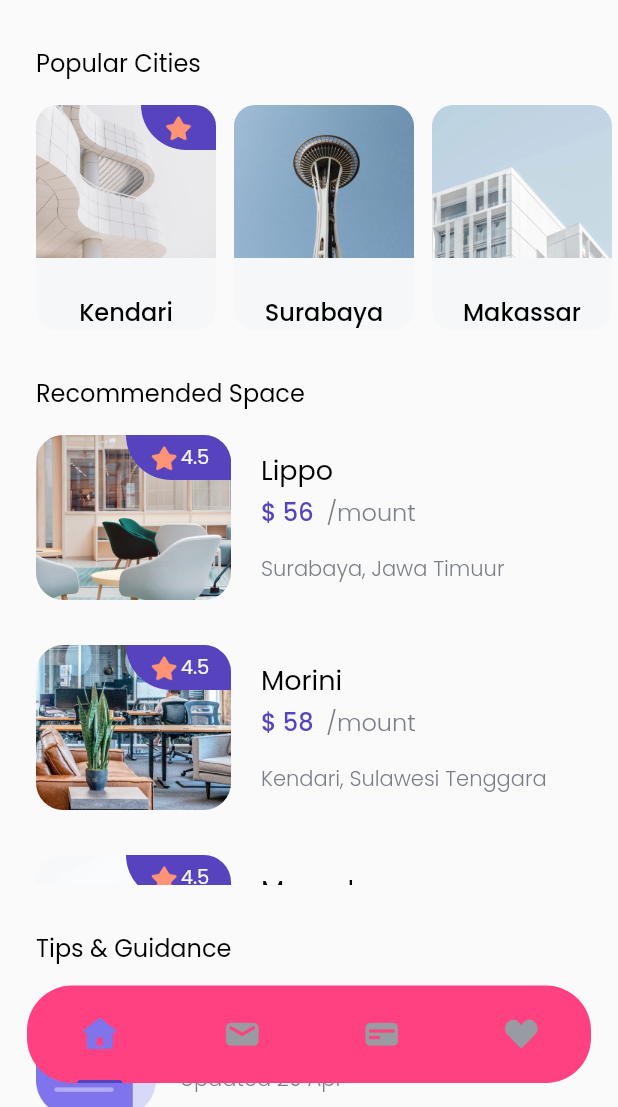
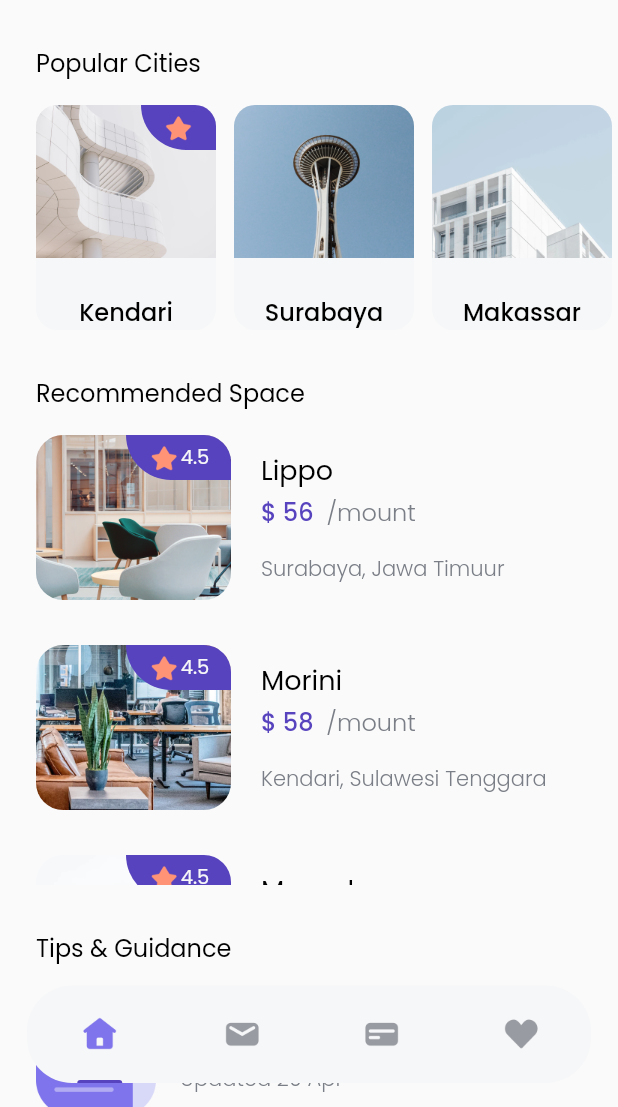
Before and after one commit to fadillaoegi/Dil-findKoss, a Flutter app: the Home screen opened directly, on a phone screen of 412 x 824 dp, the part 129-1236 px from its top. Run offline on Flutter 3.47's test engine with Material 2 defaults, Android fonts, the light colour scheme and no system bars; our stand-ins replace google_fonts.

Commit message:
Update NavBottom Color

```diff
--- a/lib/pages/home/home.dart
+++ b/lib/pages/home/home.dart
@@ -54,8 +54,8 @@ class Home extends StatelessWidget {
                           cityCard(City(
                               5, 'Tegal', 'assets/images/city5.png', true)),
                           BoxW12,
-                          cityCard(City(
-                              6, 'Semaraang', 'assets/images/city6.png', false)),
+                          cityCard(City(6, 'Semaraang',
+                              'assets/images/city6.png', false)),
                         ],
                       ),
                     ),
@@ -140,7 +140,7 @@ class Home extends StatelessWidget {
         height: 65,
         margin: EdgeInsets.symmetric(horizontal: 18),
         decoration: BoxDecoration(
-            color: Colors.pinkAccent, borderRadius: BorderRadius.circular(30)),
+            color: color4, borderRadius: BorderRadius.circular(30)),
         child: Row(
           mainAxisAlignment: MainAxisAlignment.spaceAround,
           children: [
```
